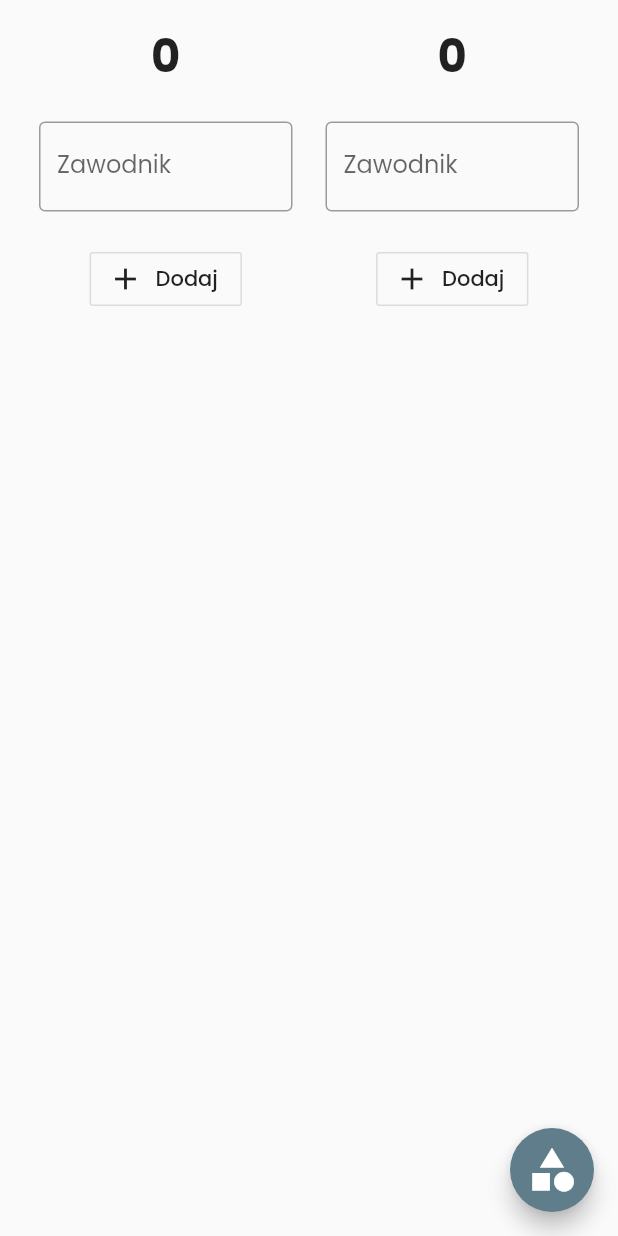
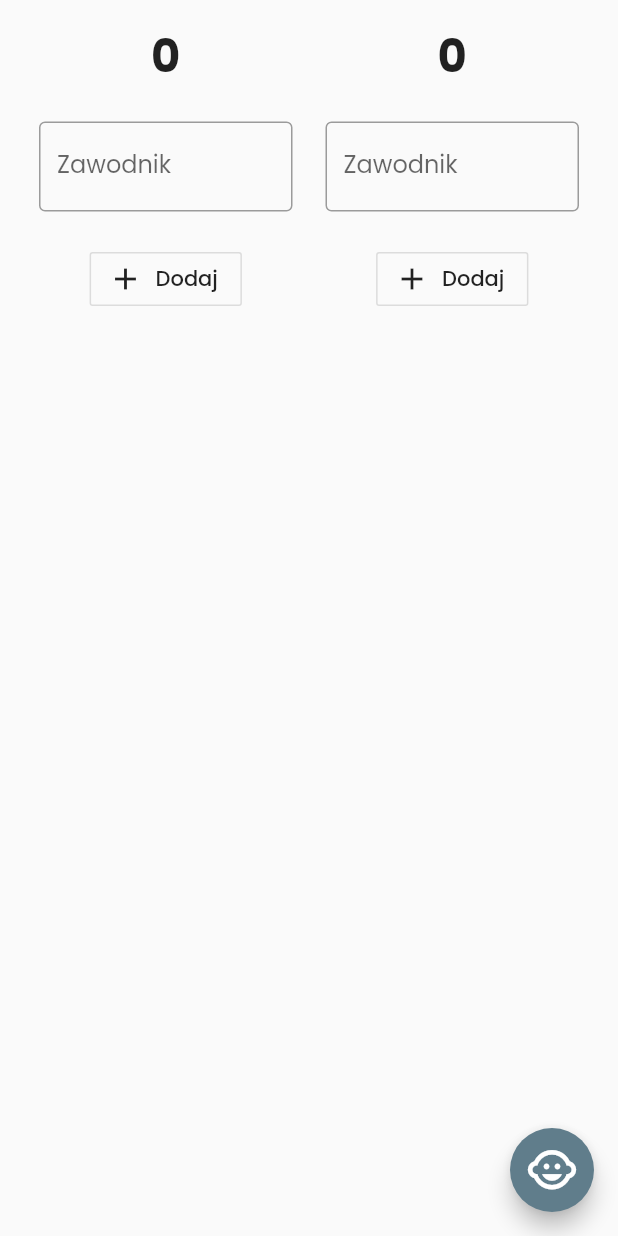
Before and after one commit to maizyy/basket, a Flutter app: the screen it shows after launch, after a tap on the "add" icon, on a phone screen of 412 x 824 dp. Run offline on Flutter 3.47's test engine with Material 2 defaults, Android fonts, the phone set to English and light mode, and no system bars.

Commit message:
szybki clean

```diff
--- a/lib/main.dart
+++ b/lib/main.dart
@@ -205,33 +205,9 @@ class _HomeScreenState extends State<HomeScreen> {
             setState(() {
               addFlag = !addFlag;
             });
-            // setState(() {
-            //   score['team1'].add({
-            //     'playerName': '',
-            //     'points': 0,
-            //     '3pm': 0,
-            //     '2pm': 0,
-            //     '3pa': 0,
-            //     '2pa': 0,
-            //     'fgm': 0,
-            //     'fga': 0,
-            //   });
-            // });
-            // setState(() {
-            //   score['team2'].add({
-            //     'playerName': '',
-            //     'points': 0,
-            //     '3pm': 0,
-            //     '2pm': 0,
-            //     '3pa': 0,
-            //     '2pa': 0,
-            //     'fgm': 0,
-            //     'fga': 0,
-            //   });
-            // });
           },
           child: Icon(
-            addFlag ? Icons.category : Icons.add,
+            addFlag ? Icons.child_care : Icons.add,
             size: 35,
             color: addFlag ? Colors.white : Colors.black,
           ),
```
